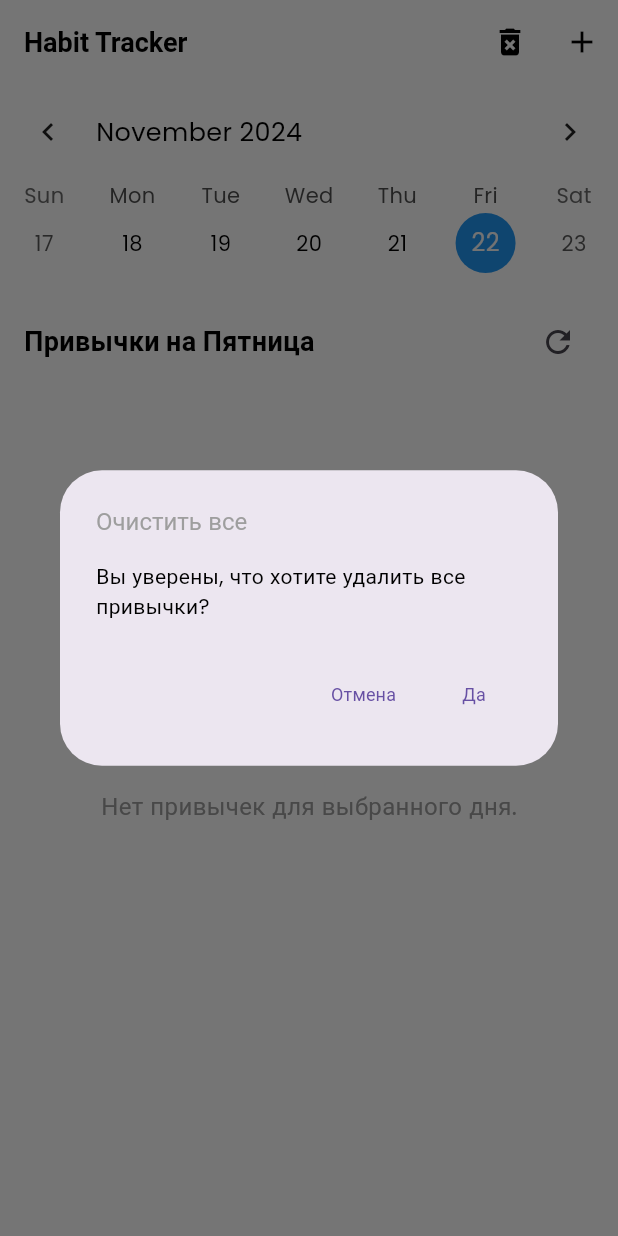
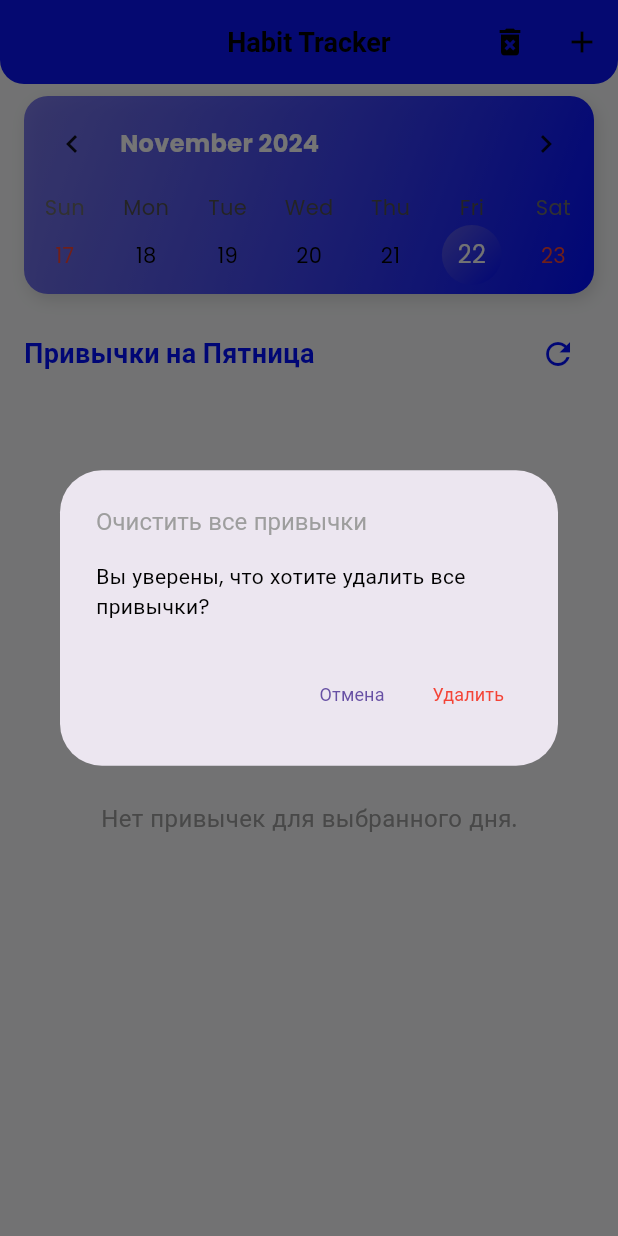
Before and after one commit to Nurislamaiu/aiu_project, a Flutter app: the HabitHomeScreen screen opened directly, after a tap on the "delete forever" icon, on a phone screen of 412 x 824 dp. Run offline on Flutter 3.47's test engine with Material 3 defaults, Android fonts, the phone set to English and light mode, and no system bars; drawn by our look-alikes of table_calendar; our stand-ins replace animate_do, cloud_firestore, crystal_navigation_bar, firebase_auth, firebase_core, firebase_storage and 14 more; missing offline and left inert: ftoast, panara_dialogs; accounts and stored records are empty.

Commit message:
home habit screen 1.0.0

```diff
--- a/lib/features/personalization/screens/habit/screens/habit_home.dart
+++ b/lib/features/personalization/screens/habit/screens/habit_home.dart
@@ -1,5 +1,6 @@
 import 'package:flutter/material.dart';
 import 'package:cloud_firestore/cloud_firestore.dart';
+import 'package:iconsax/iconsax.dart';
 import 'package:table_calendar/table_calendar.dart';
 import 'habit_detail.dart';
 import 'habit_new.dart';
@@ -10,63 +11,71 @@
 }
 
 class _HabitHomeScreenState extends State<HabitHomeScreen> {
+  static const Color primaryColor = Color(0xFF000DFF);
+  static const Color secondaryColor = Color(0xFF5E5CE6);
+  static const Color backgroundColor = Color(0xFFF8F9FA);
+
+  final List<IconData> _icons = [
+    Iconsax.activity,
+    Iconsax.add_circle,
+    Iconsax.add_square,
+    Iconsax.airplane,
+    Iconsax.alarm,
+    Iconsax.arrow,
+    Iconsax.bag,
+    Iconsax.battery_charging,
+    Iconsax.bitcoin_card,
+    Iconsax.book,
+    Iconsax.brush,
+    Iconsax.call,
+    Iconsax.camera,
+    Iconsax.card,
+    Iconsax.message,
+    Iconsax.cloud,
+    Iconsax.note,
+    Iconsax.cup,
+    Iconsax.music_dashboard,
+    Iconsax.profile_delete,
+    Iconsax.document,
+    Iconsax.edit,
+    Iconsax.folder,
+    Iconsax.graph,
+    Iconsax.heart,
+    Iconsax.home,
+    Iconsax.music,
+    Iconsax.notification,
+    Iconsax.search_favorite,
+    Iconsax.setting,
+  ];
+
   DateTime _focusedDay = DateTime.now();
   DateTime? _selectedDay;
 
   @override
   Widget build(BuildContext context) {
-    // Получение дня недели
     final String selectedWeekDay = _selectedDay != null
         ? _weekDayToString(_selectedDay!.weekday)
         : _weekDayToString(DateTime.now().weekday);
 
     return Scaffold(
+      backgroundColor: backgroundColor,
       appBar: AppBar(
-        title: Text('Habit Tracker'),
+        title: Text('Habit Tracker', style: TextStyle(fontWeight: FontWeight.bold)),
+        centerTitle: true,
+        backgroundColor: primaryColor,
+        elevation: 5,
+        shape: RoundedRectangleBorder(
+          borderRadius: BorderRadius.vertical(bottom: Radius.circular(16)),
+        ),
         actions: [
           IconButton(
             icon: Icon(Icons.delete_forever),
-            onPressed: () async {
-              final confirmation = await showDialog(
-                context: context,
-                builder: (context) => AlertDialog(
-                  title: Text('Очистить все'),
-                  content: Text('Вы уверены, что хотите удалить все привычки?'),
-                  actions: [
-                    TextButton(
-                      onPressed: () => Navigator.of(context).pop(false),
-                      child: Text('Отмена'),
-                    ),
-                    TextButton(
-                      onPressed: () => Navigator.of(context).pop(true),
-                      child: Text('Да'),
-                    ),
-                  ],
-                ),
-              );
-
-              if (confirmation == true) {
-                final collection = FirebaseFirestore.instance.collection('habits');
-                final snapshots = await collection.get();
-                for (var doc in snapshots.docs) {
-                  await doc.reference.delete();
-                }
-
-                // Уведомление пользователя
-                ScaffoldMessenger.of(context).showSnackBar(
-                  SnackBar(content: Text('Все привычки удалены.')),
-                );
-
-                // Обновление состояния
-                setState(() {
-                  _selectedDay = null; // Сбросить выбранный день
-                  _focusedDay = DateTime.now(); // Вернуть фокус на текущий день
-                });
-              }
-            },
+            tooltip: 'Очистить все привычки',
+            onPressed: _clearAllHabits,
           ),
           IconButton(
             icon: Icon(Icons.add),
+            tooltip: 'Добавить привычку',
             onPressed: () {
               Navigator.push(
                 context,
@@ -76,11 +85,27 @@
           ),
         ],
       ),
-
       body: Column(
         children: [
-          // Недельный календарь
-          TableCalendar(
+          Padding(
+            padding: const EdgeInsets.symmetric(horizontal: 16.0, vertical: 8.0),
+            child: Container(
+              decoration: BoxDecoration(
+                borderRadius: BorderRadius.circular(16),
+                gradient: LinearGradient(
+                  colors: [secondaryColor.withOpacity(0.8), primaryColor],
+                  begin: Alignment.topLeft,
+                  end: Alignment.bottomRight,
+                ),
+                boxShadow: [
+                  BoxShadow(
+                    color: Colors.black12,
+                    blurRadius: 8,
+                    offset: Offset(2, 4),
+                  ),
+                ],
+              ),
+              child: TableCalendar(
                 firstDay: DateTime.utc(2020, 1, 1),
                 lastDay: DateTime.utc(2030, 12, 31),
                 focusedDay: _focusedDay,
@@ -92,47 +117,61 @@
                     _focusedDay = focusedDay;
                   });
                 },
-            headerStyle: HeaderStyle(formatButtonVisible: false),
+                headerStyle: HeaderStyle(
+                  formatButtonVisible: false,
+                  titleTextStyle: TextStyle(
+                    color: Colors.white,
+                    fontWeight: FontWeight.bold,
+                    fontSize: 16,
+                  ),
+                ),
                 calendarStyle: CalendarStyle(
                   todayDecoration: BoxDecoration(
-                color: Colors.blue,
+                    gradient: LinearGradient(
+                      colors: [secondaryColor, primaryColor],
+                      begin: Alignment.topLeft,
+                      end: Alignment.bottomRight,
+                    ),
                     shape: BoxShape.circle,
                   ),
                   selectedDecoration: BoxDecoration(
-                color: Colors.orange,
+                    color: Colors.white,
                     shape: BoxShape.circle,
+                  ),
+                  defaultTextStyle: TextStyle(color: Colors.black),
+                  weekendTextStyle: TextStyle(color: Colors.red),
                 ),
               ),
             ),
-          SizedBox(height: 16),
-          // Заголовок списка привычек
+          ),
           Padding(
-            padding: const EdgeInsets.symmetric(horizontal: 16.0),
+            padding: const EdgeInsets.symmetric(horizontal: 16.0, vertical: 8.0),
             child: Row(
               mainAxisAlignment: MainAxisAlignment.spaceBetween,
               children: [
                 Text(
                   'Привычки на $selectedWeekDay',
-                  style: TextStyle(fontSize: 18, fontWeight: FontWeight.bold),
+                  style: TextStyle(fontSize: 18, fontWeight: FontWeight.bold, color: primaryColor),
                 ),
                 IconButton(
-                  icon: Icon(Icons.refresh),
+                  icon: Icon(Icons.refresh, color: primaryColor),
+                  tooltip: 'Обновить список',
                   onPressed: () {
-                    setState(() {}); // Обновление экрана
+                    setState(() {});
                   },
                 ),
               ],
             ),
           ),
-          // Список привычек
           Expanded(
             child: StreamBuilder<QuerySnapshot>(
               stream: FirebaseFirestore.instance.collection('habits').snapshots(),
               builder: (context, snapshot) {
-                if (!snapshot.hasData) return CircularProgressIndicator();
+                if (!snapshot.hasData) {
+                  return Center(child: CircularProgressIndicator());
+                }
                 final habits = snapshot.data!.docs;
 
-                // Фильтрация привычек по выбранному дню недели
                 final filteredHabits = habits.where((habit) {
                   final repeatDays = List<String>.from(habit['repeat'] ?? []);
                   return repeatDays.contains(selectedWeekDay);
@@ -148,19 +187,35 @@
                 }
 
                 return ListView.builder(
+                  padding: const EdgeInsets.symmetric(horizontal: 16.0),
                   itemCount: filteredHabits.length,
                   itemBuilder: (context, index) {
                     final habit = filteredHabits[index];
+
+                    // Получаем цвет и значок из Firestore
+                    final colorValue = habit['color'] ?? 0xFF000DFF; // Если цвет отсутствует, используем основной
+                    final Color color = Color(colorValue); // Преобразуем значение цвета в Color
+                    final iconIndex = habit['icon'] ?? -1; // Проверяем индекс значка
+                    final IconData icon = (iconIndex >= 0 && iconIndex < _icons.length)
+                        ? _icons[iconIndex]
+                        : Icons.help_outline; // Значок по умолчанию, если индекс некорректен
+
                     return Card(
+                      color: color.withOpacity(0.8), // Цвет карточки с прозрачностью
+                      shape: RoundedRectangleBorder(borderRadius: BorderRadius.circular(12)),
+                      elevation: 2,
                       child: ListTile(
-                        leading: CircleAvatar(
-                          backgroundColor: habit['color'] is int
-                              ? Color(habit['color'])
-                              : Color(int.parse(habit['color'])),
-                          child: Text(habit['title'][0].toUpperCase()),
+                        contentPadding: EdgeInsets.all(15),
+                        leading: Icon(
+                            icon,
+                            color: Colors.white,
+                            size: 24,
                         ),
-                        title: Text(habit['title']),
-                        subtitle: Text('Повтор: ${habit['repeat'].join(', ')}'),
+                        title: Text(
+                          habit['title'],
+                          style: TextStyle(color: Colors.white, fontWeight: FontWeight.bold),
+                        ),
+                        trailing: Icon(Icons.arrow_forward_ios, color: Colors.white, size: 16),
                         onTap: () {
                           Navigator.push(
                             context,
@@ -173,6 +228,8 @@
                     );
                   },
                 );
+
+
               },
             ),
           ),
@@ -181,7 +238,38 @@
     );
   }
 
-  // Метод для преобразования номера дня недели в строку
+  Future<void> _clearAllHabits() async {
+    final confirmation = await showDialog(
+      context: context,
+      builder: (context) => AlertDialog(
+        title: Text('Очистить все привычки'),
+        content: Text('Вы уверены, что хотите удалить все привычки?'),
+        actions: [
+          TextButton(
+            onPressed: () => Navigator.of(context).pop(false),
+            child: Text('Отмена'),
+          ),
+          TextButton(
+            onPressed: () => Navigator.of(context).pop(true),
+            child: Text('Удалить', style: TextStyle(color: Colors.red)),
+          ),
+        ],
+      ),
+    );
+
+    if (confirmation == true) {
+      final collection = FirebaseFirestore.instance.collection('habits');
+      final snapshots = await collection.get();
+      for (var doc in snapshots.docs) {
+        await doc.reference.delete();
+      }
+
+      ScaffoldMessenger.of(context).showSnackBar(
+        SnackBar(content: Text('Все привычки удалены.')),
+      );
+    }
+  }
+
   String _weekDayToString(int weekDay) {
     const days = ['Понедельник', 'Вторник', 'Среда', 'Четверг', 'Пятница', 'Суббота', 'Воскресенье'];
     return days[weekDay - 1];
```
Also changed, not shown: lib/features/personalization/screens/habit/screens/habit_new.dart (+23 -16 lines). Lines whose indentation alone changed are shown as unchanged.
